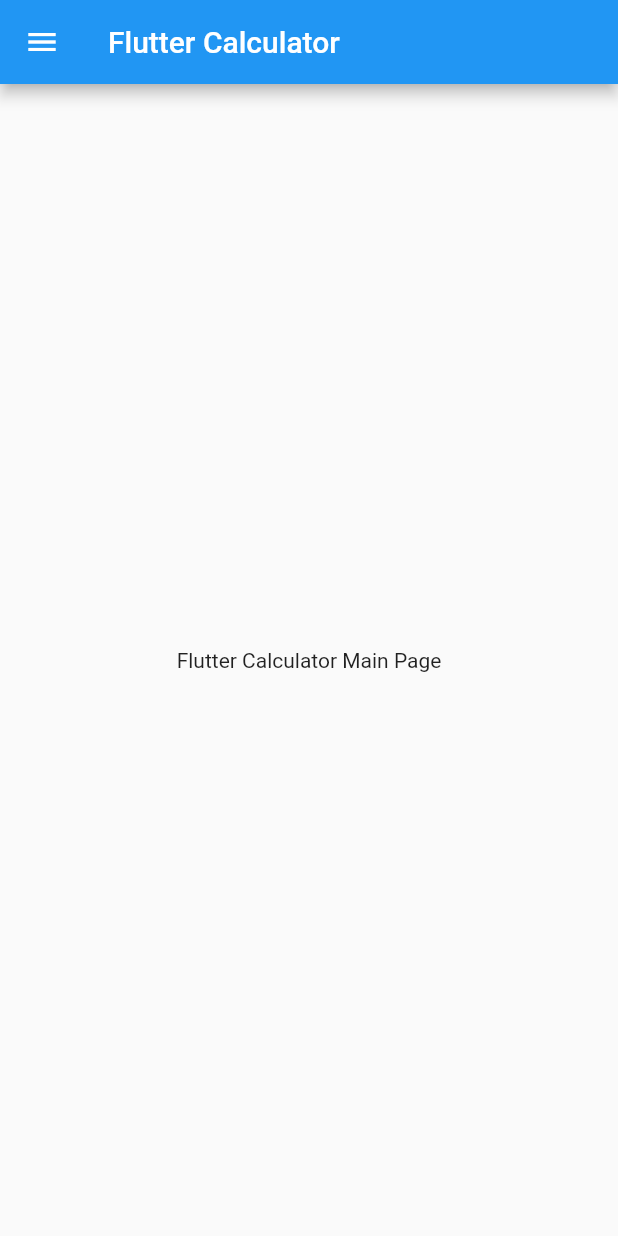
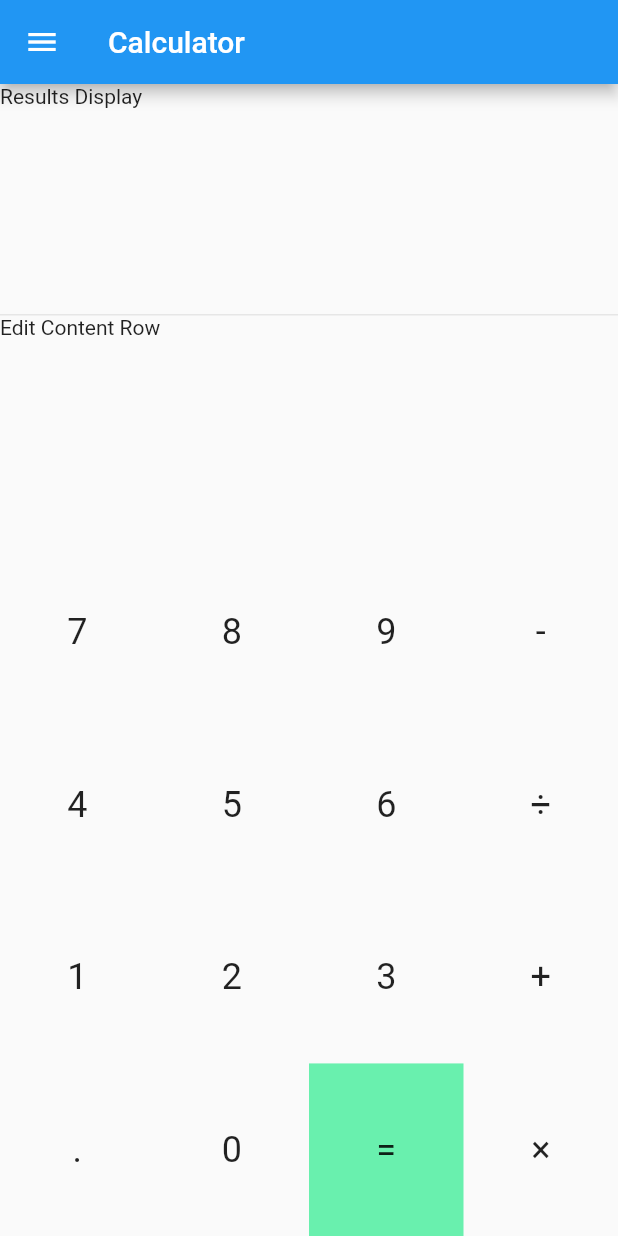
Before and after one commit to JRichter4/flutter-calc, a Flutter app: the screen it shows after launch, on a phone screen of 412 x 824 dp. Run offline on Flutter 3.47's test engine with Material 2 defaults, Android fonts, the phone set to English and light mode, and no system bars.

Commit message:
Created Calculator Keypad
Started the process for creating a calculator keypad. Classes were created to be extensible to create custom keys

```diff
--- a/lib/calculator/app.dart
+++ b/lib/calculator/app.dart
@@ -1,20 +1,20 @@
 import 'package:flutter/material.dart';
 import 'home.dart';
 
-class Calculator extends StatefulWidget {
-  const Calculator({Key key}) : super(key: key);
+class FlutterCalc extends StatefulWidget {
+  const FlutterCalc({Key key}) : super(key: key);
 
   @override
-  _CalculatorState createState() => new _CalculatorState();
+  _FlutterCalcState createState() => new _FlutterCalcState();
 }
 
-class _CalculatorState extends State<Calculator> {
+class _FlutterCalcState extends State<FlutterCalc> {
   @override
   Widget build(BuildContext context) {
     Widget home = new CalculatorHome();
 
     return new MaterialApp(
-      title: "Flutter Calculator",
+      title: "Flutter Calc",
       home: home,
     );
   }
--- /dev/null
+++ b/lib/calculator/display/calc_display.dart
@@ -0,0 +1,45 @@
+import 'package:flutter/material.dart';
+import 'package:calculator/calculator/drawer.dart';
+import 'calc_pad.dart';
+
+class CalcDisplay extends StatefulWidget {
+  const CalcDisplay({
+    Key key,
+    this.appBarTitle,
+  }) : super(key: key);
+
+  final String appBarTitle;
+
+  @override
+  _CalcDisplayState createState() => new _CalcDisplayState();
+}
+
+class _CalcDisplayState extends State<CalcDisplay> {
+  @override
+  Widget build(BuildContext context) {
+    return new Scaffold(
+      appBar: new AppBar(
+        title: new Text(widget.appBarTitle),
+      ),
+      drawer: new CalculatorDrawer(),
+      body: new Column(
+        crossAxisAlignment: CrossAxisAlignment.stretch,
+        children: <Widget>[
+          new Expanded(
+            flex: 1,
+            child: new Text("Results Display"),
+          ),
+          const Divider(height: 1.0),
+          new Expanded(
+            flex: 1,
+            child: new Text("Edit Content Row"),
+          ),
+          new Expanded(
+            flex: 3,
+            child: new CalcPad(),
+          ),
+        ],
+      ),
+    );
+  }
+}
--- /dev/null
+++ b/lib/calculator/display/calc_pad.dart
@@ -0,0 +1,62 @@
+import 'package:flutter/material.dart';
+import 'key_row.dart';
+import 'flutter_key.dart';
+
+class CalcPad extends StatelessWidget {
+  @override
+  Widget build(BuildContext context) {
+    return new Row(
+      children: <Widget>[
+        new Expanded(
+          flex: 3,
+          child: new Column(
+            children: <Widget>[
+              new KeyRow(<FlutterKey>[
+                new FlutterKey("7", "Number", null),
+                new FlutterKey("8", "Number", null),
+                new FlutterKey("9", "Number", null),
+              ]),
+              new KeyRow(<FlutterKey>[
+                new FlutterKey("4", "Number", null),
+                new FlutterKey("5", "Number", null),
+                new FlutterKey("6", "Number", null),
+              ]),
+              new KeyRow(<FlutterKey>[
+                new FlutterKey("1", "Number", null),
+                new FlutterKey("2", "Number", null),
+                new FlutterKey("3", "Number", null),
+              ]),
+              new KeyRow(<FlutterKey>[
+                new FlutterKey(".", "Operator", null),
+                new FlutterKey("0", "Number", null),
+                new FlutterKey("=", "Operator", null,
+                    backgroundColor: Colors.greenAccent),
+              ]),
+            ],
+          ),
+        ),
+        new Expanded(
+//          child: new Container(
+//            decoration: new BoxDecoration(color: Colors.greenAccent),
+//            child: new Column(
+//              children: <Widget>[
+//                new FlutterKey("\u{002D}", "Operator", null),
+//                new FlutterKey("\u{00F7}", "Operator", null),
+//                new FlutterKey("\u{002B}", "Operator", null),
+//                new FlutterKey("\u{00D7}", "Operator", null),
+//              ],
+//            ),
+//          ),
+          child: new Column(
+            children: <Widget>[
+              new FlutterKey("\u{002D}", "Operator", null),
+              new FlutterKey("\u{00F7}", "Operator", null),
+              new FlutterKey("\u{002B}", "Operator", null),
+              new FlutterKey("\u{00D7}", "Operator", null),
+            ],
+          ),
+        ),
+      ],
+    );
+  }
+}
--- /dev/null
+++ b/lib/calculator/display/flutter_key.dart
@@ -0,0 +1,33 @@
+import 'package:flutter/material.dart';
+
+class FlutterKey extends StatelessWidget {
+  final String text;
+  final String type;
+  final GestureTapCallback keyTap;
+  final Color backgroundColor;
+
+  FlutterKey(
+    this.text,
+    this.type,
+    this.keyTap,
+    {this.backgroundColor}
+  );
+
+  @override
+  Widget build(BuildContext context) {
+    return new Expanded(
+      child: new Container(
+        decoration: new BoxDecoration(color: backgroundColor),
+        child: new InkResponse(
+          onTap: keyTap,
+          child: new Center(
+            child: new Text(
+              text,
+              style: new TextStyle(fontSize: 24.0),
+            ),
+          ),
+        ),
+      ),
+    );
+  }
+}
--- /dev/null
+++ b/lib/calculator/display/key_row.dart
@@ -0,0 +1,18 @@
+import 'package:flutter/material.dart';
+import 'flutter_key.dart';
+
+class KeyRow extends StatelessWidget {
+  const KeyRow(this.keys);
+
+  final List<FlutterKey> keys;
+
+  @override
+  Widget build(BuildContext context) {
+    return new Expanded(
+      child: new Row(
+        mainAxisAlignment: MainAxisAlignment.center,
+        children: keys,
+      ),
+    );
+  }
+}
--- a/lib/calculator/home.dart
+++ b/lib/calculator/home.dart
@@ -1,5 +1,5 @@
 import 'package:flutter/material.dart';
-import 'drawer.dart';
+import 'display/calc_display.dart';
 
 class CalculatorHome extends StatefulWidget {
   const CalculatorHome({Key key}) : super(key: key);
@@ -11,14 +11,17 @@ class CalculatorHome extends StatefulWidget {
 class _CalculatorHomeState extends State<CalculatorHome> {
   @override
   Widget build(BuildContext context) {
-    return new Scaffold(
-      appBar: new AppBar(
-        title: new Text("Flutter Calculator")
-      ),
-      drawer: new CalculatorDrawer(),
-      body: new Center(
-        child: new Text("Flutter Calculator Main Page")
-      ),
+    return new CalcDisplay(
+      appBarTitle: "Calculator"
     );
+//    return new Scaffold(
+//      appBar: new AppBar(
+//        title: new Text("Flutter Calculator")
+//      ),
+//      drawer: new CalculatorDrawer(),
+//      body: new Center(
+//        child: new Text("Flutter Calculator Main Page")
+//      ),
+//    );
   }
 }
--- a/lib/main.dart
+++ b/lib/main.dart
@@ -2,5 +2,5 @@ import 'package:flutter/material.dart';
 import 'calculator/app.dart';
 
 void main() {
-  runApp(const Calculator());
+  runApp(const FlutterCalc());
 }
```
